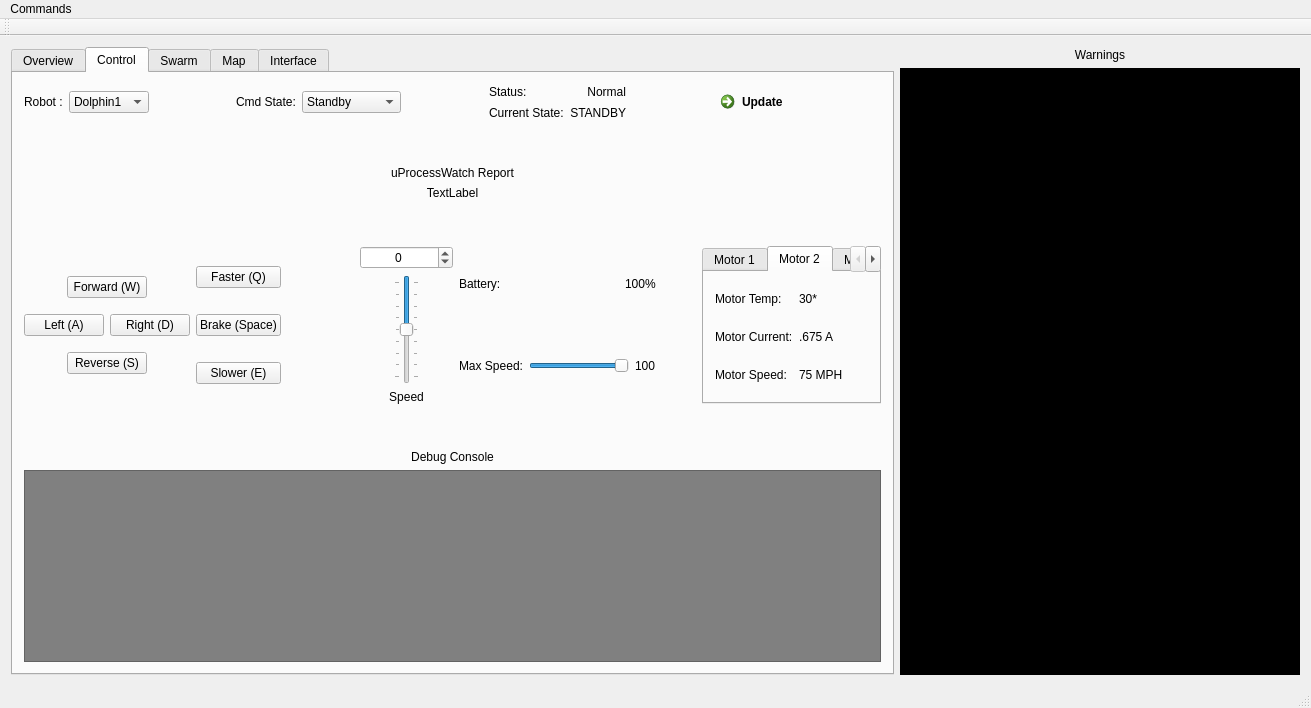
YCP-Swarm-Robotics-Capstone-2020-2021/SRCSim, file modules/ControlGUI/mainwindow.ui: the form before one commit.
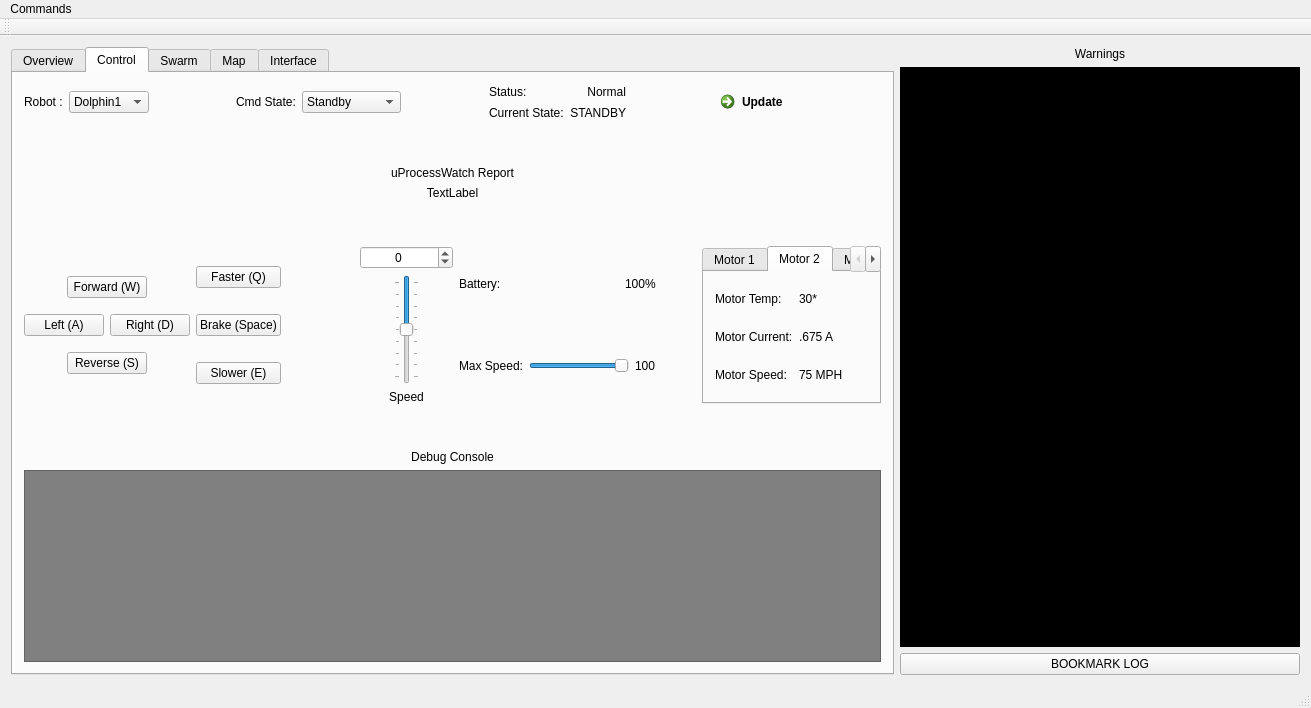
The form after the commit.

Commit message: SRC-1.1.6: Adding in LOG_BOOKMARK capabilities. Also adding resources folder for real.

Diff of the .ui file:
```diff
--- a/modules/ControlGUI/mainwindow.ui
+++ b/modules/ControlGUI/mainwindow.ui
@@ -1173,7 +1173,7 @@
      </widget>
     </item>
     <item>
-     <layout class="QVBoxLayout" name="verticalLayout_5" stretch="1,0">
+     <layout class="QVBoxLayout" name="verticalLayout_5" stretch="1,0,0">
       <item>
        <widget class="QLabel" name="label_6">
         <property name="sizePolicy">
@@ -1209,6 +1209,13 @@
         </property>
        </widget>
       </item>
+      <item>
+       <widget class="QPushButton" name="LOG_BOOKMARK_BUTTON">
+        <property name="text">
+         <string>BOOKMARK LOG</string>
+        </property>
+       </widget>
+      </item>
      </layout>
     </item>
    </layout>
```
The commit also changes 7 other files.
